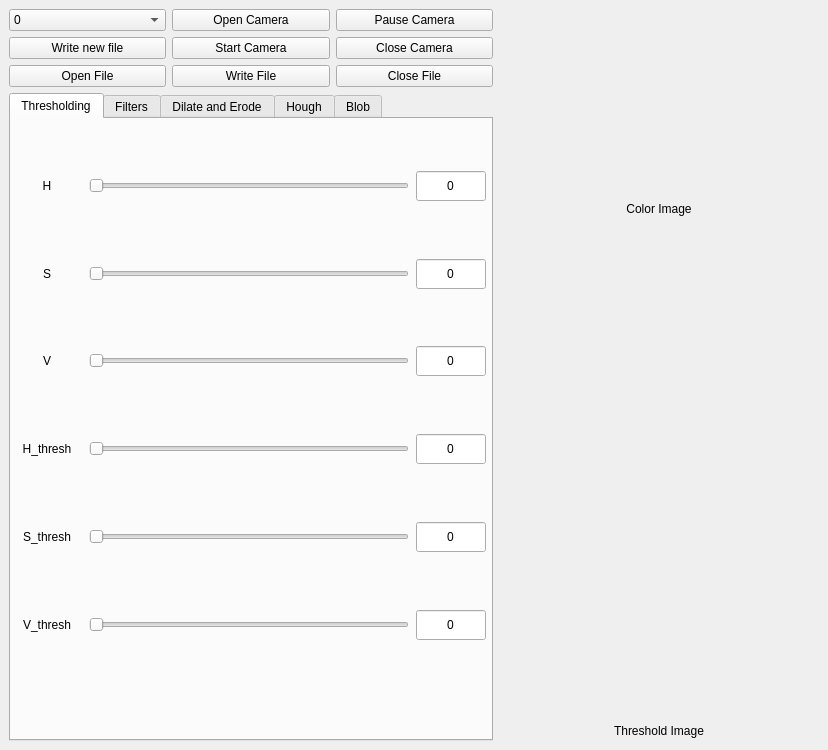
Before: the Qt Designer form vision_stack/vision_gui/ui/mainwindow.ui in auviitkgp/kraken_3.0, drawn with Qt 5.
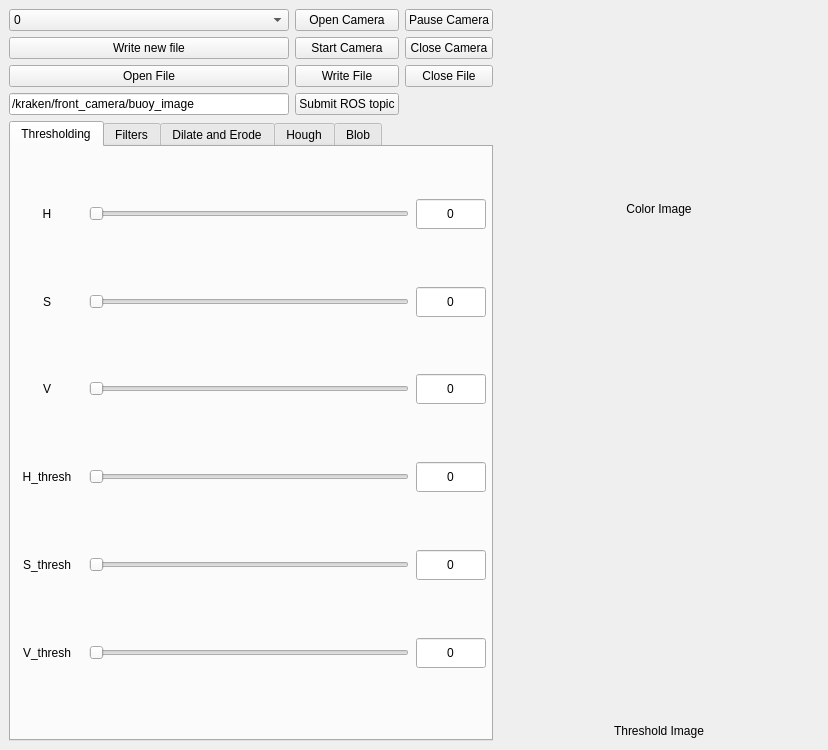
After: the same form once the commit is applied.

Commit message: Adds vision_gui ui & subscriber.

Diff of the .ui file:
```diff
--- a/vision_stack/vision_gui/ui/mainwindow.ui
+++ b/vision_stack/vision_gui/ui/mainwindow.ui
@@ -108,6 +108,20 @@
             </property>
            </widget>
           </item>
+          <item row="4" column="0">
+           <widget class="QLineEdit" name="textRosTopic">
+            <property name="text">
+             <string>/kraken/front_camera/buoy_image</string>
+            </property>
+           </widget>
+          </item>
+          <item row="4" column="1">
+           <widget class="QPushButton" name="submitRosTopic">
+            <property name="text">
+             <string>Submit ROS topic</string>
+            </property>
+           </widget>
+          </item>
          </layout>
         </item>
         <item>
```
Left out of the diff: 5 changed lines with no effect on the pictures. The commit also changes 5 other files.
